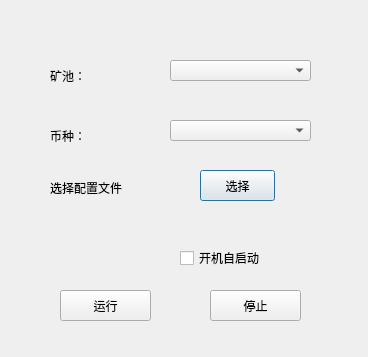
This is main.ui in ybAmazing/miner-guarder as Qt 5 draws it before an edit. The edited form follows.
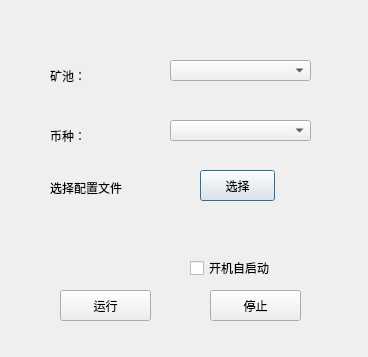
This is the edited form.

What changed in the file:
```diff
--- a/main.ui
+++ b/main.ui
@@ -102,9 +102,9 @@
    <property name="geometry">
     <rect>
      <x>50</x>
-     <y>220</y>
+     <y>210</y>
      <width>251</width>
-     <height>20</height>
+     <height>41</height>
     </rect>
    </property>
    <property name="text">
@@ -127,8 +127,8 @@
   <widget class="QCheckBox" name="auto_run_check">
    <property name="geometry">
     <rect>
-     <x>180</x>
-     <y>250</y>
+     <x>190</x>
+     <y>260</y>
      <width>101</width>
      <height>16</height>
     </rect>
```
